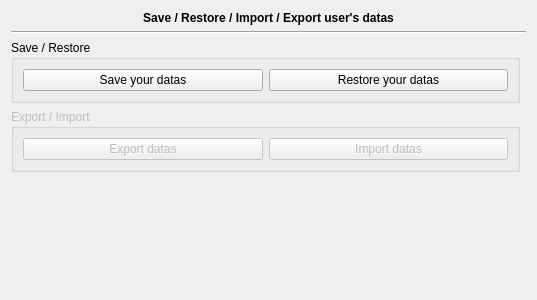
First picture: the form in plugins/saverestoreplugin/saverestorepage.ui, repository FreeHealth/freehealth, before the edit.
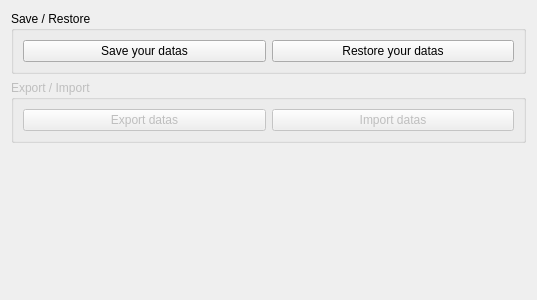
Second picture: the form after the edit.

Diff of the .ui file:
```diff
--- a/plugins/saverestoreplugin/saverestorepage.ui
+++ b/plugins/saverestoreplugin/saverestorepage.ui
@@ -14,36 +14,7 @@
    <string>Form</string>
   </property>
   <layout class="QGridLayout" name="gridLayout">
-   <item row="0" column="0" colspan="2">
-    <widget class="QLabel" name="label">
-     <property name="sizePolicy">
-      <sizepolicy hsizetype="Expanding" vsizetype="Fixed">
-       <horstretch>0</horstretch>
-       <verstretch>0</verstretch>
-      </sizepolicy>
-     </property>
-     <property name="font">
-      <font>
-       <weight>75</weight>
-       <bold>true</bold>
-      </font>
-     </property>
-     <property name="text">
-      <string>Save / Restore / Import / Export user's datas</string>
-     </property>
-     <property name="alignment">
-      <set>Qt::AlignCenter</set>
-     </property>
-    </widget>
-   </item>
-   <item row="1" column="0" colspan="2">
-    <widget class="Line" name="line">
-     <property name="orientation">
-      <enum>Qt::Horizontal</enum>
-     </property>
-    </widget>
-   </item>
-   <item row="2" column="0">
+   <item row="0" column="0">
     <widget class="QGroupBox" name="groupBox">
      <property name="title">
       <string>Save / Restore</string>
@@ -82,7 +53,7 @@
      </layout>
     </widget>
    </item>
-   <item row="3" column="0">
+   <item row="1" column="0">
     <widget class="QGroupBox" name="groupBox_2">
      <property name="enabled">
       <bool>false</bool>
@@ -130,7 +101,7 @@
      </layout>
     </widget>
    </item>
-   <item row="4" column="0">
+   <item row="2" column="0">
     <spacer name="verticalSpacer">
      <property name="orientation">
       <enum>Qt::Vertical</enum>
```
